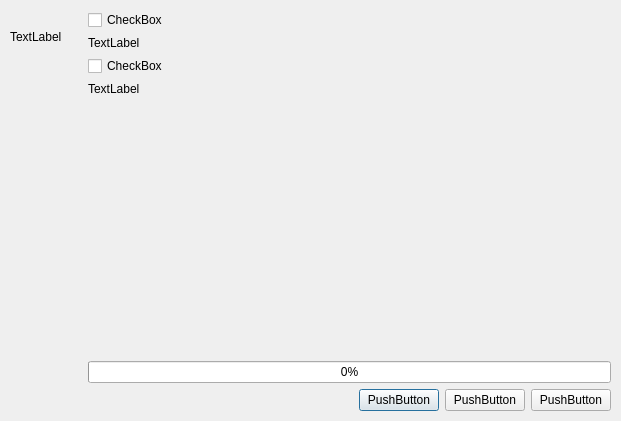
Above: Tools/PLInstall/src/MainWindow.ui from cofenberg/pixellight before the change. Below: the same form after it.
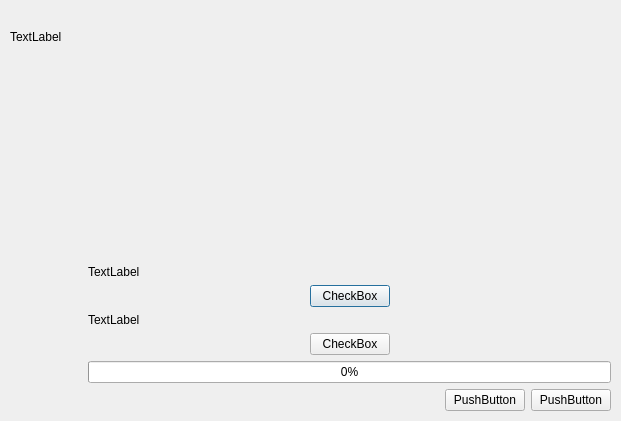
That is the form after the change. Icons and pictures are not drawn.

```diff
--- a/Tools/PLInstall/src/MainWindow.ui
+++ b/Tools/PLInstall/src/MainWindow.ui
@@ -113,7 +113,42 @@
     <item>
      <layout class="QVBoxLayout" name="verticalLayout">
       <item>
-       <widget class="QCheckBox" name="chk_install">
+       <spacer name="verticalSpacer">
+        <property name="orientation">
+         <enum>Qt::Vertical</enum>
+        </property>
+        <property name="sizeHint" stdset="0">
+         <size>
+          <width>20</width>
+          <height>40</height>
+         </size>
+        </property>
+       </spacer>
+      </item>
+      <item>
+       <widget class="QLabel" name="lbl_checkInstallation">
+        <property name="text">
+         <string>TextLabel</string>
+        </property>
+       </widget>
+      </item>
+      <item>
+       <layout class="QHBoxLayout" name="horizontalLayout_3">
+        <item>
+         <spacer name="horizontalSpacer_4">
+          <property name="orientation">
+           <enum>Qt::Horizontal</enum>
+          </property>
+          <property name="sizeHint" stdset="0">
+           <size>
+            <width>40</width>
+            <height>20</height>
+           </size>
+          </property>
+         </spacer>
+        </item>
+        <item>
+         <widget class="QPushButton" name="btn_checkInstallation">
         <property name="sizePolicy">
          <sizepolicy hsizetype="Minimum" vsizetype="Fixed">
           <horstretch>0</horstretch>
@@ -132,6 +167,21 @@
        </widget>
       </item>
       <item>
+         <spacer name="horizontalSpacer_3">
+          <property name="orientation">
+           <enum>Qt::Horizontal</enum>
+          </property>
+          <property name="sizeHint" stdset="0">
+           <size>
+            <width>40</width>
+            <height>20</height>
+           </size>
+          </property>
+         </spacer>
+        </item>
+       </layout>
+      </item>
+      <item>
        <widget class="QLabel" name="lbl_install">
         <property name="text">
          <string>TextLabel</string>
@@ -139,31 +189,41 @@
        </widget>
       </item>
       <item>
-       <widget class="QCheckBox" name="chk_checkInstallation">
+       <layout class="QHBoxLayout" name="horizontalLayout_4">
+        <item>
+         <spacer name="horizontalSpacer_5">
+          <property name="orientation">
+           <enum>Qt::Horizontal</enum>
+          </property>
+          <property name="sizeHint" stdset="0">
+           <size>
+            <width>40</width>
+            <height>20</height>
+           </size>
+          </property>
+         </spacer>
+        </item>
+        <item>
+         <widget class="QPushButton" name="btn_install">
         <property name="text">
          <string>CheckBox</string>
         </property>
        </widget>
       </item>
       <item>
-       <widget class="QLabel" name="lbl_checkInstallation">
-        <property name="text">
-         <string>TextLabel</string>
-        </property>
-       </widget>
-      </item>
-      <item>
-       <spacer name="verticalSpacer">
+         <spacer name="horizontalSpacer_6">
         <property name="orientation">
-         <enum>Qt::Vertical</enum>
+           <enum>Qt::Horizontal</enum>
         </property>
         <property name="sizeHint" stdset="0">
          <size>
-          <width>20</width>
-          <height>40</height>
+            <width>40</width>
+            <height>20</height>
          </size>
         </property>
        </spacer>
+        </item>
+       </layout>
       </item>
       <item>
        <widget class="QProgressBar" name="progB_progress">
@@ -187,13 +247,6 @@
           </property>
          </spacer>
         </item>
-        <item>
-         <widget class="QPushButton" name="btn_run">
-          <property name="text">
-           <string>PushButton</string>
-          </property>
-         </widget>
-        </item>
         <item>
          <widget class="QPushButton" name="btn_cancel">
           <property name="text">
```
Left out of the diff: 4 changed lines with no effect on the pictures. Lines whose indentation alone changed are shown as unchanged.
